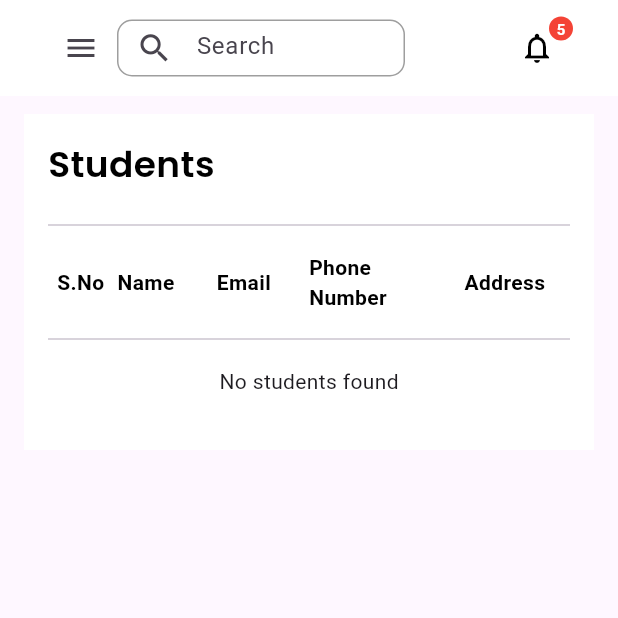
After one commit to ba138/student_managment_system, a Flutter app: the StudentDetailPage screen opened directly, on a phone screen of 412 x 824 dp, the top half of it. The commit adds this screen. Run offline on Flutter 3.47's test engine with Material 3 defaults, Android fonts, the phone set to English and light mode, and no system bars; our stand-ins replace cloud_firestore, file_picker, firebase_core, firebase_storage, fl_chart, get and 1 more; missing offline and left inert: dart:html; accounts and stored records are empty.

```diff
--- a/lib/Controllers/dashboard_controller.dart
+++ b/lib/Controllers/dashboard_controller.dart
@@ -21,7 +21,7 @@ class DashboardController extends GetxController {
       final lessonSnapshot = await firestore.collection('Lessons').get();
       final coursesSnapshot = await firestore.collection('Courses').get();
       final modulesSnapshot = await firestore.collection('Modules').get();
-      final studentsSnapshot = await firestore.collection('students').get();
+      final studentsSnapshot = await firestore.collection('Students').get();
 
       // Update state with fetched data
 
--- /dev/null
+++ b/lib/Controllers/student_controller.dart
@@ -0,0 +1,30 @@
+import 'package:cloud_firestore/cloud_firestore.dart';
+import 'package:get/get.dart';
+import '../Model/student_model.dart';
+
+class StudentController extends GetxController {
+  var studentList = <Student>[].obs;
+  var isLoading = false.obs;
+  void onInit() {
+    super.onInit();
+    fetchAllStudents();
+  }
+
+  Future<void> fetchAllStudents() async {
+    try {
+      isLoading.value = true;
+      QuerySnapshot snapshot =
+          await FirebaseFirestore.instance.collection('Students').get();
+
+      List<Student> students = snapshot.docs
+          .map((doc) => Student.fromJson(doc.data() as Map<String, dynamic>))
+          .toList();
+
+      studentList.assignAll(students);
+    } catch (e) {
+      Get.snackbar('Error', 'Failed to fetch students: $e');
+    } finally {
+      isLoading.value = false;
+    }
+  }
+}
--- /dev/null
+++ b/lib/Model/student_model.dart
@@ -0,0 +1,42 @@
+class Student {
+  String address;
+  int age;
+  String createdAt;
+  String email;
+  String fullName;
+  String phoneNumber;
+
+  // Constructor with default values
+  Student({
+    this.address = 'N/A',
+    this.age = 0,
+    this.createdAt = 'N/A',
+    this.email = 'N/A',
+    this.fullName = 'N/A',
+    this.phoneNumber = 'N/A',
+  });
+
+  // Factory method to create a Student object from Firebase data
+  factory Student.fromJson(Map<String, dynamic> json) {
+    return Student(
+      address: json['address'] ?? 'N/A',
+      age: json['age'] ?? 0,
+      createdAt: json['createdAt'] ?? 'N/A',
+      email: json['email'] ?? 'N/A',
+      fullName: json['fullName'] ?? 'N/A',
+      phoneNumber: json['phoneNumber'] ?? 'N/A',
+    );
+  }
+
+  // Convert a Student object to JSON for sending to Firebase
+  Map<String, dynamic> toJson() {
+    return {
+      'address': address,
+      'age': age,
+      'createdAt': createdAt,
+      'email': email,
+      'fullName': fullName,
+      'phoneNumber': phoneNumber,
+    };
+  }
+}
--- /dev/null
+++ b/lib/Model/user_model.dart
@@ -0,0 +1,23 @@
+class User {
+  String email;
+  String name;
+
+  User({
+    this.email = 'N/A',
+    this.name = 'N/A',
+  });
+
+  factory User.fromJson(Map<String, dynamic> json) {
+    return User(
+      email: json['email'] ?? 'N/A',
+      name: json['name'] ?? 'N/A',
+    );
+  }
+
+  Map<String, dynamic> toJson() {
+    return {
+      'email': email,
+      'name': name,
+    };
+  }
+}
--- /dev/null
+++ b/lib/Pages/student_detail_page.dart
@@ -0,0 +1,225 @@
+import 'package:flutter/material.dart';
+import 'package:get/get.dart';
+import 'package:google_fonts/google_fonts.dart';
+import 'package:student_managment_system/Controllers/student_controller.dart';
+import 'package:student_managment_system/Utills/colors.dart';
+import 'package:student_managment_system/Utills/global_keys.dart';
+import 'package:student_managment_system/Utills/header.dart';
+import 'package:student_managment_system/Utills/responsive.dart';
+import 'package:student_managment_system/Utills/side_menu.dart';
+
+class StudentDetailPage extends StatelessWidget {
+  const StudentDetailPage({super.key});
+
+  @override
+  Widget build(BuildContext context) {
+    final StudentController studentController = Get.put(StudentController());
+
+    return Scaffold(
+      key: getCourseScaffoldKey,
+      body: SafeArea(
+        child: Column(
+          children: [
+            SizedBox(
+              height: 64,
+              child: Header(fct: () {}),
+            ),
+            const SizedBox(height: 12.0),
+            Expanded(
+              child: Row(
+                crossAxisAlignment: CrossAxisAlignment.start,
+                children: [
+                  if (Responsive.isDesktop(context))
+                    const SizedBox(
+                      width: 250, // Set the width of the side menu
+                      child: SideMenu(),
+                    ),
+                  Expanded(
+                    child: SingleChildScrollView(
+                      child: Column(
+                        mainAxisSize: MainAxisSize.max,
+                        children: [
+                          Padding(
+                            padding:
+                                const EdgeInsets.only(left: 16.0, right: 16),
+                            child: Container(
+                              width: MediaQuery.of(context).size.width,
+                              color: AppColors.secondryColor,
+                              child: Padding(
+                                padding: const EdgeInsets.all(16.0),
+                                child: Column(
+                                  crossAxisAlignment: CrossAxisAlignment.start,
+                                  children: [
+                                    Text(
+                                      "Students",
+                                      style: GoogleFonts.getFont(
+                                        "Poppins",
+                                        textStyle: TextStyle(
+                                          fontSize: 24,
+                                          fontWeight: FontWeight.w600,
+                                          color: AppColors.blackColor,
+                                        ),
+                                      ),
+                                    ),
+                                    const SizedBox(height: 16),
+                                    const Divider(),
+                                    const SizedBox(height: 10),
+                                    const Row(
+                                      children: [
+                                        Expanded(
+                                          flex: 1,
+                                          child: Center(
+                                            child: Text(
+                                              'S.No',
+                                              style: TextStyle(
+                                                fontWeight: FontWeight.bold,
+                                                color: Colors.black,
+                                              ),
+                                            ),
+                                          ),
+                                        ),
+                                        Expanded(
+                                          flex: 1,
+                                          child: Center(
+                                            child: Text(
+                                              'Name',
+                                              style: TextStyle(
+                                                fontWeight: FontWeight.bold,
+                                                color: Colors.black,
+                                              ),
+                                            ),
+                                          ),
+                                        ),
+                                        Expanded(
+                                          flex: 2,
+                                          child: Center(
+                                            child: Text(
+                                              'Email',
+                                              style: TextStyle(
+                                                fontWeight: FontWeight.bold,
+                                                color: Colors.black,
+                                              ),
+                                            ),
+                                          ),
+                                        ),
+                                        Expanded(
+                                          flex: 2,
+                                          child: Center(
+                                            child: Text(
+                                              'Phone Number',
+                                              style: TextStyle(
+                                                fontWeight: FontWeight.bold,
+                                                color: Colors.black,
+                                              ),
+                                            ),
+                                          ),
+                                        ),
+                                        Expanded(
+                                          flex: 2,
+                                          child: Center(
+                                            child: Text(
+                                              'Address',
+                                              style: TextStyle(
+                                                fontWeight: FontWeight.bold,
+                                                color: Colors.black,
+                                              ),
+                                            ),
+                                          ),
+                                        ),
+                                      ],
+                                    ),
+                                    const SizedBox(height: 10),
+                                    const Divider(),
+                                    const SizedBox(height: 10),
+
+                                    // Use Obx to display data dynamically
+                                    Obx(() {
+                                      if (studentController.isLoading.value) {
+                                        return const Center(
+                                          child: CircularProgressIndicator(),
+                                        );
+                                      }
+
+                                      if (studentController
+                                          .studentList.isEmpty) {
+                                        return const Center(
+                                          child: Text("No students found"),
+                                        );
+                                      }
+
+                                      // Map student data to rows
+                                      return Column(
+                                        children: List.generate(
+                                          studentController.studentList.length,
+                                          (index) {
+                                            final student = studentController
+                                                .studentList[index];
+                                            return Padding(
+                                              padding:
+                                                  const EdgeInsets.symmetric(
+                                                      vertical: 8.0),
+                                              child: Row(
+                                                children: [
+                                                  Expanded(
+                                                    flex: 1,
+                                                    child: Center(
+                                                      child: Text((index + 1)
+                                                          .toString()),
+                                                    ),
+                                                  ),
+                                                  Expanded(
+                                                    flex: 1,
+                                                    child: Center(
+                                                      child: Text(
+                                                          student.fullName),
+                                                    ),
+                                                  ),
+                                                  Expanded(
+                                                    flex: 2,
+                                                    child: Center(
+                                                      child:
+                                                          Text(student.email),
+                                                    ),
+                                                  ),
+                                                  Expanded(
+                                                    flex: 2,
+                                                    child: Center(
+                                                      child: Text(
+                                                          student.phoneNumber),
+                                                    ),
+                                                  ),
+                                                  Expanded(
+                                                    flex: 2,
+                                                    child: Center(
+                                                      child:
+                                                          Text(student.address),
+                                                    ),
+                                                  ),
+                                                ],
+                                              ),
+                                            );
+                                          },
+                                        ),
+                                      );
+                                    }),
+
+                                    const SizedBox(height: 20),
+                                  ],
+                                ),
+                              ),
+                            ),
+                          ),
+                        ],
+                      ),
+                    ),
+                  ),
+                  const SizedBox(height: 20),
+                ],
+              ),
+            )
+          ],
+        ),
+      ),
+    );
+  }
+}
```
Also changed, not shown: lib/Controllers/user_controller.dart (added, +27 -0 lines), lib/Utills/side_menu.dart (+8 -7 lines).
